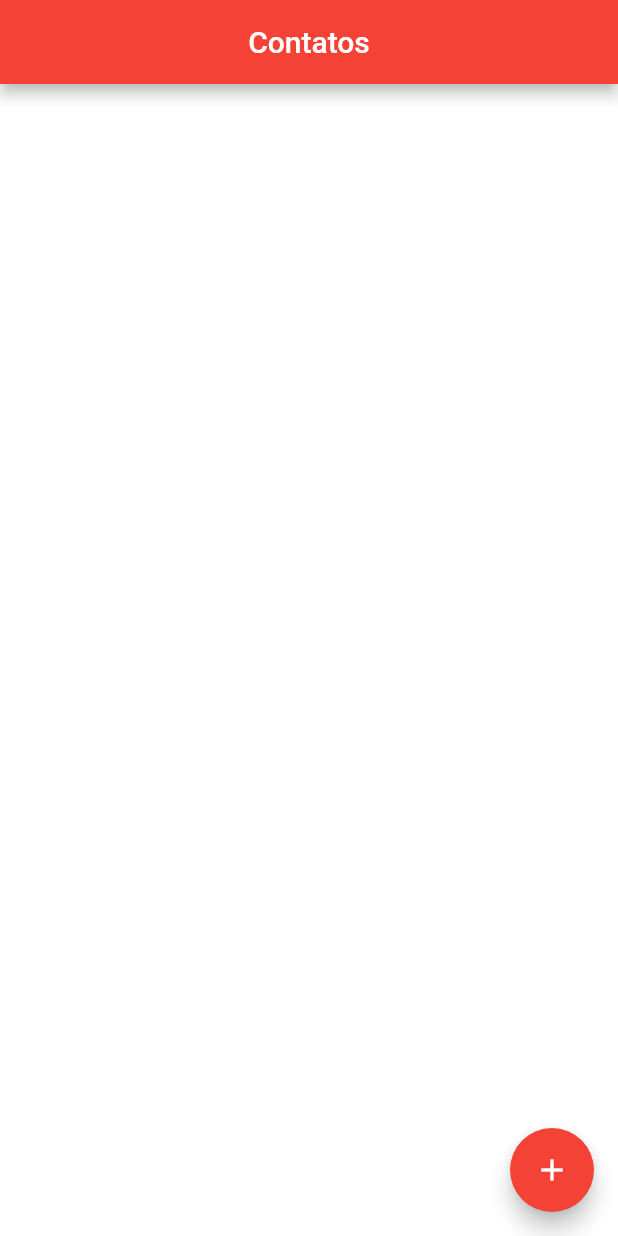
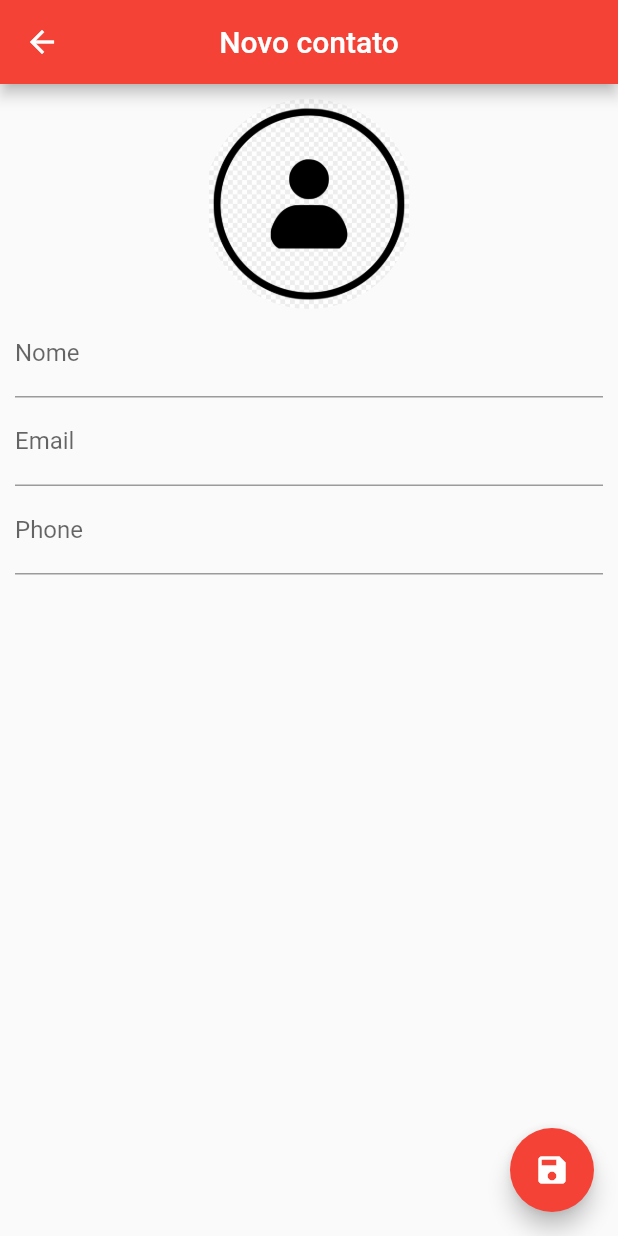
Before and after one commit to H-Beckmann/contact_list, a Flutter app: the screen it shows after launch, after a tap on the "add" icon, on a phone screen of 412 x 824 dp. Run offline on Flutter 3.47's test engine with Material 2 defaults, Android fonts, the phone set to English and light mode, and no system bars; our stand-ins replace sqflite; accounts and stored records are empty.

Commit message:
:sparkles: Tela detalhes de contato e navegação

```diff
--- a/lib/helpers/contact_helper.dart
+++ b/lib/helpers/contact_helper.dart
@@ -59,7 +59,7 @@ class ContactHelper{
 
   Future<int> updateContact(Contact contact) async{
     Database dbContact = await db;
-    return await dbContact.update(contactTable, contact.toMap() as Map<String, Object>,
+    return await dbContact.update(contactTable, contact.toMap() as Map<String, Object?>,
     where: "$idColumn = ?", whereArgs: [contact.id]);
   }
 
--- a/lib/main.dart
+++ b/lib/main.dart
@@ -4,5 +4,6 @@ import 'package:flutter/material.dart';
 void main() {
   runApp(MaterialApp(
     home: HomePage(),
+    debugShowCheckedModeBanner: false,
   ));
 }
--- /dev/null
+++ b/lib/ui/contact_page.dart
@@ -0,0 +1,140 @@
+import 'dart:io';
+import 'package:contact_list/helpers/contact_helper.dart';
+import 'package:flutter/material.dart';
+import 'package:flutter/services.dart';
+
+class ContactPage extends StatefulWidget {
+
+  final Contact? contact;
+  ContactPage({this.contact});
+
+  @override
+  _ContactPageState createState() => _ContactPageState();
+}
+
+class _ContactPageState extends State<ContactPage> {
+
+  final _nameController = TextEditingController();
+  final _emailController = TextEditingController();
+  final _phoneController = TextEditingController();
+  final _nameFocus = FocusNode();
+
+  bool _userEdited = false;
+  Contact? _editedContact;
+  @override
+  void initState() {
+    super.initState();
+    if(widget.contact == null){
+      _editedContact = Contact();
+    } else{
+      _editedContact = Contact.fromMap(widget.contact!.toMap());
+
+      _nameController.text = _editedContact!.name!;
+      _emailController.text = _editedContact!.email!;
+      _phoneController.text = _editedContact!.phone!;
+    }
+  }
+  @override
+  Widget build(BuildContext context) {
+    return WillPopScope(
+      onWillPop: ()=> _requestPop(),
+      child: Scaffold(
+        appBar: AppBar(
+          title: Text(_editedContact!.name ?? "Novo contato"),
+          backgroundColor: Colors.red,
+          centerTitle: true,
+        ),
+        floatingActionButton: FloatingActionButton(
+          onPressed: (){
+            if(_editedContact!.name!.isNotEmpty && _editedContact!.name != null){
+              Navigator.pop(context, _editedContact);
+            } else{
+              FocusScope.of(context).requestFocus(_nameFocus);
+            }
+          },
+          child: Icon(Icons.save),
+          backgroundColor: Colors.red,
+        ),
+        body: SingleChildScrollView(
+          padding: EdgeInsets.all(10.0),
+          child: Column(
+            children: <Widget>[
+              GestureDetector(
+                child: Container(
+                  width: 140.0,
+                  height: 140.0,
+                  decoration: BoxDecoration(
+                    shape: BoxShape.circle,
+                    image: DecorationImage(
+                      image: _editedContact!.img != null ? FileImage(File(_editedContact!.img!)) :
+                        AssetImage("assets/images/person.png") as ImageProvider,
+                    ),
+                  ),
+                ),
+              ),
+              TextField(
+                controller: _nameController,
+                focusNode: _nameFocus,
+                decoration: InputDecoration(labelText: "Nome"),
+                onChanged: (text){
+                  _userEdited = true;
+                  setState(() {
+                    _editedContact?.name = text;
+                  });
+                },
+              ),
+              TextField(
+                controller: _emailController,
+                decoration: InputDecoration(labelText: "Email"),
+                keyboardType: TextInputType.emailAddress,
+                onChanged: (text){
+                  _userEdited = true;
+                    _editedContact?.email = text;
+                },
+              ),
+              TextField(
+                controller: _phoneController,
+                decoration: InputDecoration(labelText: "Phone"),
+                keyboardType: TextInputType.number,
+                onChanged: (text){
+                  _userEdited = true;
+                    _editedContact?.phone = text;
+                },
+              ),
+            ],
+          ),
+        ),
+      ),
+    );
+  }
+  Future<bool> _requestPop(){
+    if(_userEdited){
+      showDialog(context: context,
+        builder: (context){
+          return AlertDialog(
+            title: Text("Descartar alterações?"),
+            content: Text("Ao sair as alterações serão perdidas."),
+            actions: <Widget>[
+              TextButton(
+                onPressed: (){
+                  Navigator.pop(context);
+                },
+                child: Text("Cancealar")
+              ),
+              TextButton(
+                onPressed: (){
+                  Navigator.pop(context);
+                  Navigator.pop(context);
+                },
+                child: Text("Sim")
+              )
+            ],
+          );
+        }
+      );
+      return Future.value(false);
+    } else{
+      return Future.value(true);
+    }
+  }
+}
--- a/lib/ui/home_page.dart
+++ b/lib/ui/home_page.dart
@@ -1,5 +1,6 @@
 import 'dart:io';
 import 'package:contact_list/helpers/contact_helper.dart';
+import 'package:contact_list/ui/contact_page.dart';
 import 'package:flutter/material.dart';
 
 class HomePage extends StatefulWidget {
@@ -16,11 +17,7 @@ class _HomePageState extends State<HomePage> {
   @override
   void initState() {
     super.initState();
-    helper.getAllContacts().then((list){
-      setState(() {
-        contacts = list as List<Contact>;
-      });
-    });
+    _getAllContacts();
   }
 
   @override
@@ -34,7 +31,7 @@ class _HomePageState extends State<HomePage> {
       backgroundColor: Colors.white,
       floatingActionButton: FloatingActionButton(
         onPressed: () {
-
+          _showContactPage();
         },
         child: Icon(Icons.add),
         backgroundColor: Colors.red,
@@ -92,6 +89,29 @@ class _HomePageState extends State<HomePage> {
           ),
         ),
       ),
+      onTap: (){
+        _showContactPage(contact: contacts[index]);
+      },
     );
   }
+  void _showContactPage({Contact? contact}) async{
+    final recContact = await Navigator.push(context,
+      MaterialPageRoute(builder: (context)=> ContactPage(contact: contact,))
+    );
+    if(recContact!=null){
+      if(contact != null){
+        await helper.updateContact(recContact);
+      } else {
+        await helper.saveContact(recContact);
+      }
+      _getAllContacts();
+    }
+  }
+  void _getAllContacts(){
+    helper.getAllContacts().then((list){
+      setState(() {
+        contacts = list as List<Contact>;
+      });
+    });
+  }
 }
```
